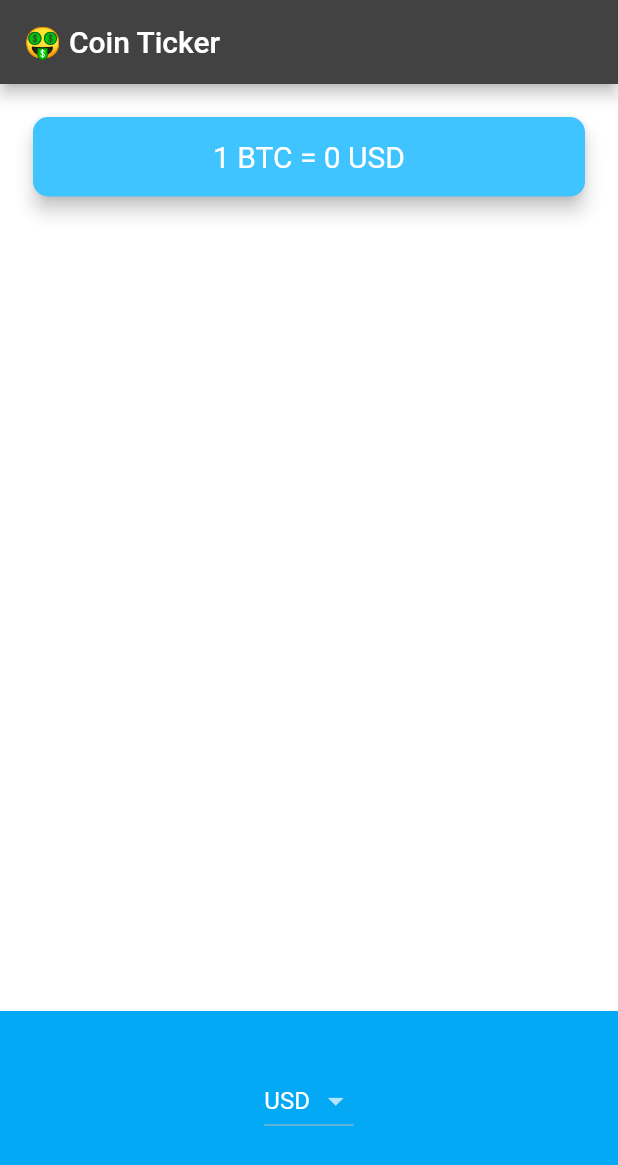
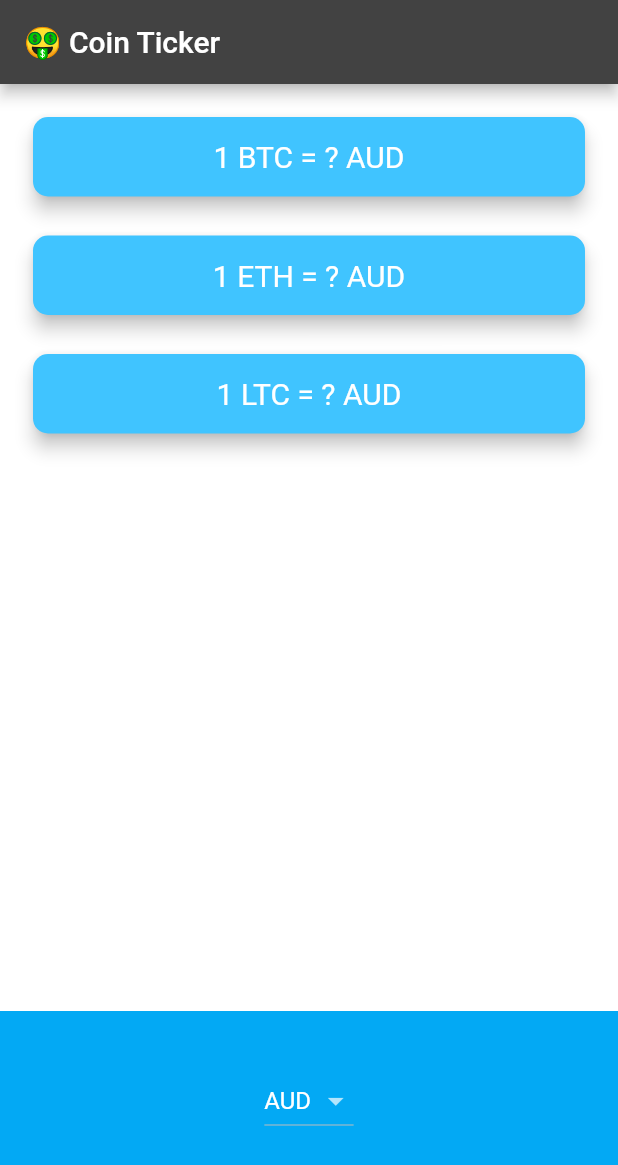
Before and after one commit to AnexDev1/CoinDash-PRO, a Flutter app: the screen it shows after launch, on a phone screen of 412 x 824 dp. Shown: the top 1165 px of the screen. Run offline on Flutter 3.47's test engine with Material 2 defaults, Android fonts, the light colour scheme and no system bars; network calls fail.

Commit message:
done with the project

```diff
--- a/lib/price_screen.dart
+++ b/lib/price_screen.dart
@@ -1,84 +1,104 @@
 import 'package:flutter/material.dart';
-import 'package:coindash_pro/coin_data.dart';
 import 'package:flutter/cupertino.dart';
+import 'coin_data.dart';
 import 'dart:io' show Platform;
-import 'package:http/http.dart' as http;
-import 'dart:convert';
 
 class PriceScreen extends StatefulWidget {
-  const PriceScreen({super.key});
-
   @override
-  PriceScreenState createState() => PriceScreenState();
+  _PriceScreenState createState() => _PriceScreenState();
 }
 
-class PriceScreenState extends State<PriceScreen> {
-  String selectedCurrency = 'USD';
-  @override
-  void initState() {
-    super.initState();
-  }
+class _PriceScreenState extends State<PriceScreen> {
+  String selectedCurrency = 'AUD';
 
-  DropdownButton<String> androidDropDown() {
+  DropdownButton<String> androidDropdown() {
     List<DropdownMenuItem<String>> dropdownItems = [];
     for (String currency in currenciesList) {
       var newItem = DropdownMenuItem(
+        child: Text(currency),
         value: currency,
-        child: Text(currency),
       );
       dropdownItems.add(newItem);
     }
 
-    return DropdownButton(
+    return DropdownButton<String>(
       value: selectedCurrency,
       items: dropdownItems,
       onChanged: (value) {
-        setState(
-          () {
+        setState(() {
           selectedCurrency = value.toString();
-          },
-        );
+          getData();
+        });
       },
     );
   }
 
-  CupertinoPicker iosPicker() {
+  CupertinoPicker iOSPicker() {
     List<Text> pickerItems = [];
     for (String currency in currenciesList) {
-      pickerItems.add(
-        Text(currency),
-      );
+      pickerItems.add(Text(currency));
     }
+
     return CupertinoPicker(
       backgroundColor: Colors.lightBlue,
       itemExtent: 32.0,
       onSelectedItemChanged: (selectedIndex) {
-        print(selectedIndex);
+        setState(() {
+          selectedCurrency = currenciesList[selectedIndex];
+          getData();
+        });
       },
       children: pickerItems,
     );
   }
 
-  final apikey = '49D57AD1-C9EC-400E-9440-2C45C0C4C2E3';
-  int currencyRate = 0;
-  Future<dynamic> getBTCPrice() async {
-    final url = Uri.parse(
-        'https://rest.coinapi.io/v1/exchangerate/BTC/$selectedCurrency?apikey=$apikey');
-    final response = await http.get(url);
-    if (response.statusCode == 200) {
-      final data = jsonDecode(response.body);
-      currencyRate = data['rate'].round();
-      // return (currencyRate['rate']);
-      // Process the data as needed
-    } else {
-      print('Request failed with status: ${response.statusCode}');
+  //value had to be updated into a Map to store the values of all three cryptocurrencies.
+  Map<String, String> coinValues = {};
+  //7: Figure out a way of displaying a '?' on screen while we're waiting for the price data to come back. First we have to create a variable to keep track of when we're waiting on the request to complete.
+  bool isWaiting = false;
+
+  void getData() async {
+    //7: Second, we set it to true when we initiate the request for prices.
+    isWaiting = true;
+    try {
+      //6: Update this method to receive a Map containing the crypto:price key value pairs.
+      var data = await CoinData().getCoinData(selectedCurrency);
+      //7. Third, as soon the above line of code completes, we now have the data and no longer need to wait. So we can set isWaiting to false.
+      isWaiting = false;
+      setState(() {
+        coinValues = data;
+      });
+    } catch (e) {
+      print(e);
     }
   }
 
   @override
+  void initState() {
+    super.initState();
+    getData();
+  }
+
+  ////For bonus points, create a method that loops through the cryptoList and generates a CryptoCard for each. Call makeCards() in the build() method instead of the Column with 3 CryptoCards.
+//  Column makeCards() {
+//    List<CryptoCard> cryptoCards = [];
+//    for (String crypto in cryptoList) {
+//      cryptoCards.add(
+//        CryptoCard(
+//          cryptoCurrency: crypto,
+//          selectedCurrency: selectedCurrency,
+//          value: isWaiting ? '?' : coinValues[crypto],
+//        ),
+//      );
+//    }
+//    return Column(
+//      crossAxisAlignment: CrossAxisAlignment.stretch,
+//      children: cryptoCards,
+//    );
+//  }
+
+  @override
   Widget build(BuildContext context) {
-    getBTCPrice();
-
     return Scaffold(
       appBar: AppBar(
         title: const Text('🤑 Coin Ticker'),
@@ -87,7 +107,60 @@ class PriceScreenState extends State<PriceScreen> {
         mainAxisAlignment: MainAxisAlignment.spaceBetween,
         crossAxisAlignment: CrossAxisAlignment.stretch,
         children: <Widget>[
-          Padding(
+          //3: You'll need to use a Column Widget to contain the three CryptoCards.
+          Column(
+            crossAxisAlignment: CrossAxisAlignment.stretch,
+            children: <Widget>[
+              CryptoCard(
+                cryptoCurrency: 'BTC',
+                //7. Finally, we use a ternary operator to check if we are waiting and if so, we'll display a '?' otherwise we'll show the actual price data.
+                value: isWaiting ? '?' : coinValues['rate'],
+                selectedCurrency: selectedCurrency,
+              ),
+              CryptoCard(
+                cryptoCurrency: 'ETH',
+                value: isWaiting ? '?' : coinValues['rate'],
+                selectedCurrency: selectedCurrency,
+              ),
+              CryptoCard(
+                cryptoCurrency: 'LTC',
+                value: isWaiting ? '?' : coinValues['rate'],
+                selectedCurrency: selectedCurrency,
+              ),
+            ],
+          ),
+
+          Container(
+            height: 150.0,
+            alignment: Alignment.center,
+            padding: const EdgeInsets.only(bottom: 30.0),
+            color: Colors.lightBlue,
+            child: Platform.isIOS ? iOSPicker() : androidDropdown(),
+          ),
+        ],
+      ),
+    );
+  }
+}
+
+//1: Refactor this Padding Widget into a separate Stateless Widget called CryptoCard, so we can create 3 of them, one for each cryptocurrency.
+// ignore: must_be_immutable
+class CryptoCard extends StatelessWidget {
+  //2: You'll need to able to pass the selectedCurrency, value and cryptoCurrency to the constructor of this CryptoCard Widget.
+  CryptoCard({
+    super.key,
+    required this.value,
+    required this.selectedCurrency,
+    required this.cryptoCurrency,
+  });
+
+  var value;
+  final String selectedCurrency;
+  final String cryptoCurrency;
+
+  @override
+  Widget build(BuildContext context) {
+    return Padding(
       padding: const EdgeInsets.fromLTRB(18.0, 18.0, 18.0, 0),
       child: Card(
         color: Colors.lightBlueAccent,
@@ -96,10 +169,9 @@ class PriceScreenState extends State<PriceScreen> {
           borderRadius: BorderRadius.circular(10.0),
         ),
         child: Padding(
-                padding: const EdgeInsets.symmetric(
-                    vertical: 15.0, horizontal: 28.0),
+          padding: const EdgeInsets.symmetric(vertical: 15.0, horizontal: 28.0),
           child: Text(
-                  '1 BTC = $currencyRate $selectedCurrency',
+            '1 $cryptoCurrency = $value $selectedCurrency',
             textAlign: TextAlign.center,
             style: const TextStyle(
               fontSize: 20.0,
@@ -108,16 +180,6 @@ class PriceScreenState extends State<PriceScreen> {
           ),
         ),
       ),
-          ),
-          Container(
-            height: 150.0,
-            alignment: Alignment.center,
-            padding: const EdgeInsets.only(bottom: 30.0),
-            color: Colors.lightBlue,
-            child: Platform.isAndroid ? androidDropDown() : iosPicker(),
-          ),
-        ],
-      ),
     );
   }
 }
--- a/pubspec.yaml
+++ b/pubspec.yaml
@@ -1,15 +1,15 @@
 name: coindash_pro
 description: A new Flutter project.
-publish_to: 'none'
+publish_to: "none"
 version: 0.1.0
 
 environment:
-  sdk: '>=3.0.2 <4.0.0'
+  sdk: ">=3.0.2 <4.0.0"
 
 dependencies:
   flutter:
     sdk: flutter
-  http: ^1.0.0
+  http: ^0.13.0
 
 dev_dependencies:
   flutter_test:
```
Also changed, not shown: lib/coin_data.dart (+31 -6 lines), pubspec.lock. Lines whose indentation alone changed are shown as unchanged.
